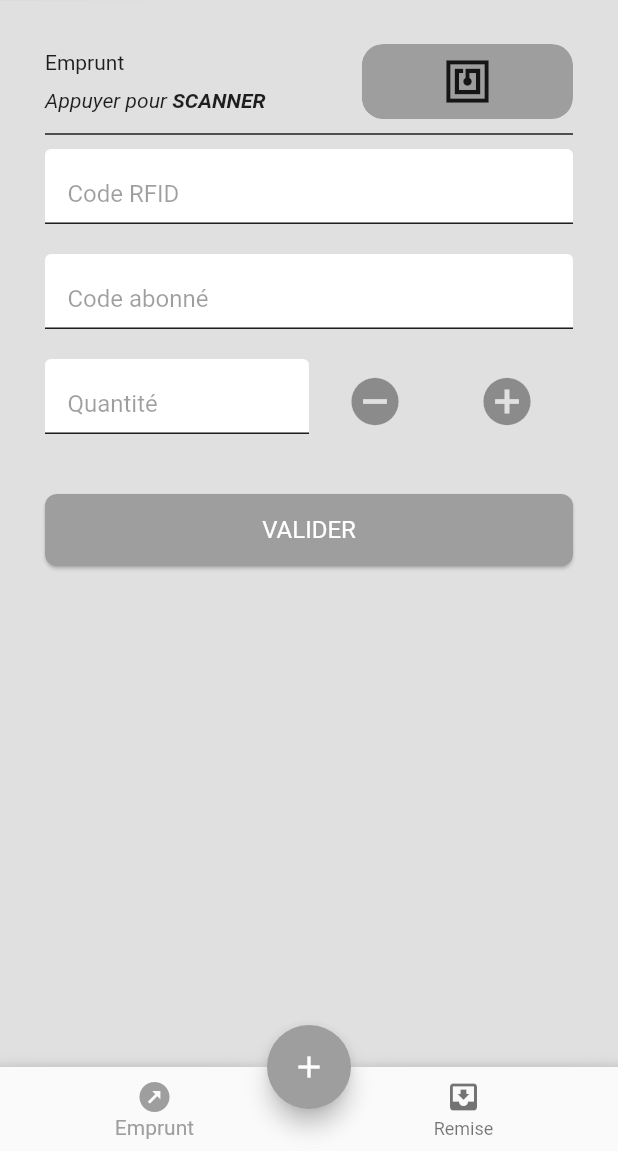
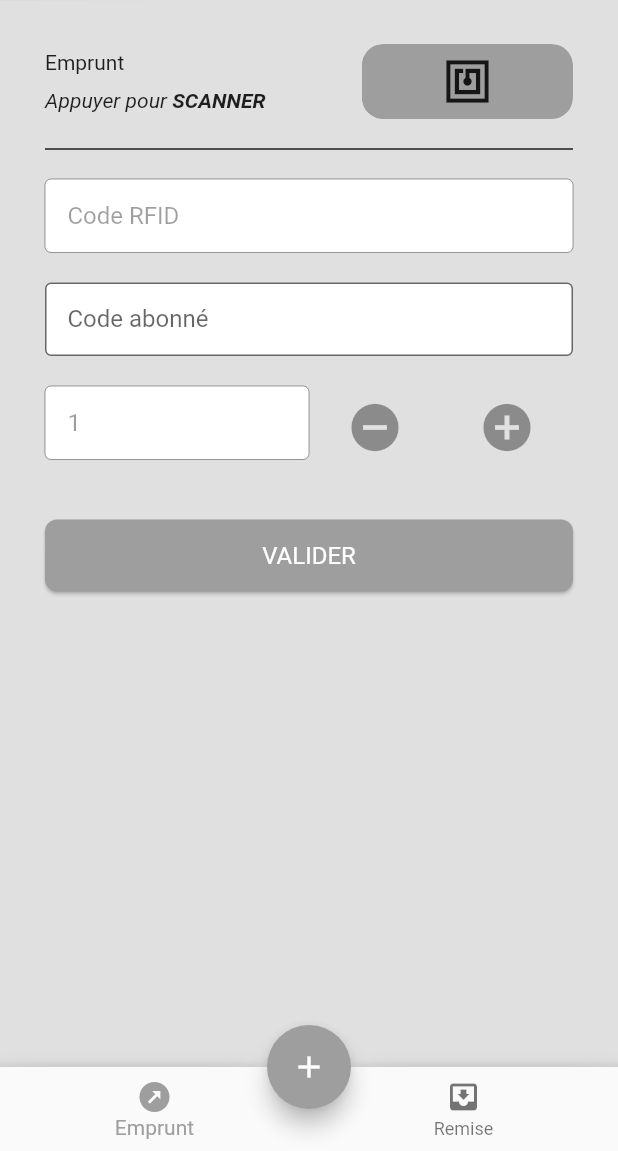
Before and after one commit to chizakasipascal/vitabu-mobile, a Flutter app: the HomeScreen screen opened by its route, after a tap on the "add circle" icon, on a phone screen of 412 x 824 dp, the part 85-1236 px from its top. Run offline on Flutter 3.47's test engine with Material 2 defaults, Android fonts, the phone set to English and light mode, and no system bars; our stand-ins replace bloc, dio, equatable, flutter_bloc, flutter_typeahead, fluttertoast and 1 more; missing offline and left inert: flutter_nfc_reader; network calls fail.

Commit message:
Intégration view emprunt

```diff
--- a/lib/main.dart
+++ b/lib/main.dart
@@ -3,7 +3,6 @@ import 'package:flutter_bloc/flutter_bloc.dart';
 
 import 'src/app.dart';
 import 'src/bloc/emprunt/emprunt_bloc.dart';
-import 'src/bloc/scan/scan_bloc.dart';
 
 /// Obeserver d'état des blocs dans l'application
 class SimpleBlocObserver extends BlocObserver {
@@ -37,9 +36,6 @@ void main() async {
     runApp(
       MultiBlocProvider(
         providers: [
-          BlocProvider<ScanBloc>(
-            create: (context) => ScanBloc(),
-          ),
           BlocProvider<EmpruntBloc>(
             create: (context) => EmpruntBloc(),
           ),
--- a/lib/src/bloc/emprunt/emprunt_bloc.dart
+++ b/lib/src/bloc/emprunt/emprunt_bloc.dart
@@ -3,7 +3,7 @@ import 'dart:async';
 import 'package:bloc/bloc.dart';
 import 'package:equatable/equatable.dart';
 import 'package:meta/meta.dart';
-import 'package:vitabu/src/data/network/api/api_repository.dart';
+import 'package:vitabu/src/data/api/api_repository.dart';
 import 'package:vitabu/src/models/diagnostic/diagnostic.dart';
 import 'package:vitabu/src/models/emprunt/emprunt_body.dart';
 import 'package:vitabu/src/models/mouvement/mouvement.dart';
--- a/lib/src/bloc/scan/scan_event.dart
+++ /dev/null
@@ -1,12 +0,0 @@
-part of 'scan_bloc.dart';
-
-abstract class ScanEvent extends Equatable {
-  const ScanEvent();
-
-  @override
-  List<Object> get props => [];
-}
-
-class StartScan extends ScanEvent {}
-
-class StopScan extends ScanEvent {}
--- a/lib/src/bloc/scan/scan_state.dart
+++ /dev/null
@@ -1,27 +0,0 @@
-part of 'scan_bloc.dart';
-
-abstract class ScanState extends Equatable {
-  const ScanState();
-
-  @override
-  List<Object> get props => [];
-}
-
-class ScanInitial extends ScanState {}
-
-class ScanInProgress extends ScanState {}
-
-class ScanReading extends ScanState {
-  final String content;
-
-  ScanReading({@required this.content});
-
-  @override
-  List<Object> get props => [content];
-}
-
-class ScanPending extends ScanState {}
-
-class ScanStopped extends ScanState {}
-
-class ScanError extends ScanState {}
--- a/lib/src/data/network/api/api_provider.dart
+++ b/lib/src/data/api/api_provider.dart
@@ -1,5 +1,6 @@
 import 'package:dio/dio.dart';
-import 'package:vitabu/src/data/network/dio/dio_client.dart';
+import 'package:vitabu/src/data/dio/dio_client.dart';
+import 'package:vitabu/src/models/abonne/list_abonne.dart';
 import 'package:vitabu/src/models/diagnostic/diagnostic.dart';
 import 'package:vitabu/src/models/emprunt/emprunt_body.dart';
 import 'package:vitabu/src/models/mouvement/mouvement.dart';
@@ -47,4 +48,22 @@ class ApiProvider {
       throw e;
     }
   }
+
+  Future<ListAbonne> getAbonnes() async {
+    try {
+      final result = await _dioClient.get(
+        EndPoint.emprunt,
+        options: Options(
+          contentType: Headers.jsonContentType,
+          headers: {
+            "Accept": "application/json",
+          },
+        ),
+      );
+      return ListAbonne.fromJson(result);
+    } catch (e) {
+      print("ERROR getAbonnes : ${e.toString()}");
+      throw e;
+    }
+  }
 }
--- a/lib/src/data/network/api/api_repository.dart
+++ b/lib/src/data/api/api_repository.dart
@@ -1,5 +1,6 @@
 import 'package:dio/dio.dart';
-import 'package:vitabu/src/data/network/dio/dio_client.dart';
+import 'package:vitabu/src/data/dio/dio_client.dart';
+import 'package:vitabu/src/models/abonne/list_abonne.dart';
 import 'package:vitabu/src/models/diagnostic/diagnostic.dart';
 import 'package:vitabu/src/models/emprunt/emprunt_body.dart';
 import 'package:vitabu/src/models/mouvement/mouvement.dart';
@@ -14,4 +15,6 @@ class ApiRepository {
 
   Future<Diagnostic> postEmprunt(EmpruntBody body) =>
       _apiProvider.postEmprunt(body);
+
+  Future<ListAbonne> getAbonnes() => _apiProvider.getAbonnes();
 }
--- a/lib/src/models/abonne/abonne.dart
+++ b/lib/src/models/abonne/abonne.dart
@@ -3,7 +3,7 @@ class Abonne {
   String nom;
   String postnom;
   String prenom;
-  int montant;
+  double montant;
 
   Abonne({this.numero, this.nom, this.postnom, this.prenom, this.montant});
 
--- a/lib/src/views/screens/acquisition.dart
+++ b/lib/src/views/screens/acquisition.dart
@@ -5,6 +5,11 @@ import 'package:vitabu/src/views/widgets/text_box.dart';
 
 class AcquisitionScreen extends StatefulWidget {
   const AcquisitionScreen({Key key}) : super(key: key);
+
+  /*if (_code.text.isNotEmpty) {
+          BlocProvider.of<EmpruntBloc>(context)
+              .add(LoadCodeEmprunt(code: _code.text.toString()));
+        }*/
 
   @override
   _AcquisitionScreenState createState() => _AcquisitionScreenState();
--- a/lib/src/views/screens/emprunt.dart
+++ b/lib/src/views/screens/emprunt.dart
@@ -1,8 +1,11 @@
 import 'package:flutter/material.dart';
-import 'package:flutter_bloc/flutter_bloc.dart';
 import 'package:flutter_nfc_reader/flutter_nfc_reader.dart';
-import 'package:vitabu/src/bloc/emprunt/emprunt_bloc.dart';
-import 'package:vitabu/src/bloc/scan/scan_bloc.dart';
+import 'package:flutter_typeahead/flutter_typeahead.dart';
+import 'package:fluttertoast/fluttertoast.dart';
+import 'package:modal_progress_hud/modal_progress_hud.dart';
+import 'package:vitabu/src/data/api/api_repository.dart';
+import 'package:vitabu/src/models/abonne/abonne.dart';
+import 'package:vitabu/src/models/emprunt/emprunt_body.dart';
 import 'package:vitabu/src/views/widgets/button.dart';
 import 'package:vitabu/src/views/widgets/scan_button.dart';
 import 'package:vitabu/src/views/widgets/text_box.dart';
@@ -15,35 +18,16 @@ class EmpruntScreen extends StatefulWidget {
 }
 
 class _EmpruntScreenState extends State<EmpruntScreen> {
+  final GlobalKey<FormState> _formKey = GlobalKey<FormState>();
+
   TextEditingController _code = TextEditingController();
   TextEditingController _quantite = TextEditingController();
   TextEditingController _refAbonne = TextEditingController();
 
-  var codeNFC;
-  var mvt;
+  ApiRepository _api = ApiRepository();
 
-  final List _numberList = ["Number 1", "Number 2", "Number 3", "Number 4"];
-  List<DropdownMenuItem<String>> _dropDownMenuItems;
-  String _currentNumber;
-
-  List<DropdownMenuItem<String>> getDropDownMenuItems() {
-    List<DropdownMenuItem<String>> items = List();
-    for (String number in _numberList) {
-      items.add(
-        DropdownMenuItem(
-          value: number,
-          child: Text(number),
-        ),
-      );
-    }
-    return items;
-  }
-
-  void _changedDropDownItem(String selectedNumber) {
-    setState(() {
-      _currentNumber = selectedNumber;
-    });
-  }
+  var _listAbonnes;
+  var _asyncCall = false;
 
   void stopNFC() {
     FlutterNfcReader.stop().then((response) {
@@ -51,48 +35,100 @@ class _EmpruntScreenState extends State<EmpruntScreen> {
     });
   }
 
+  void _clearFields() {
+    _code.clear();
+    _refAbonne.clear();
+    _quantite.clear();
+  }
+
   void readNFC() {
+    Fluttertoast.showToast(
+      msg: "Scan en cours ...",
+      toastLength: Toast.LENGTH_LONG,
+      gravity: ToastGravity.CENTER,
+      backgroundColor: Colors.black38,
+      textColor: Colors.black,
+      fontSize: 16.0,
+    );
+
+    _clearFields();
+
     FlutterNfcReader.read().then((onData) {
       print("XXXXXXXXXXXXXXXXXXXXXXXX ID : ${onData.id.toString()}");
       print("XXXXXXXXXXXXXXXXXXXXXXXX CONTENT : ${onData.content.toString()}");
       print("XXXXXXXXXXXXXXXXXXXXXXXX STATUS : ${onData.status.toString()}");
+
+      setState(() {
+        _code.text = onData.id.toString();
       });
+    });
+  }
+
+  void _saveEmprunt() {
+    if (_formKey.currentState.validate()) {
+      Future.delayed(Duration(seconds: 2)).then((value) {
+        _api
+            .postEmprunt(
+          EmpruntBody(
+            quantite: int.parse(_quantite.text),
+            refAbonne: int.parse(_refAbonne.text),
+            refOuvrage: _code.text,
+          ),
+        )
+            .then(
+          (value) {
+            Fluttertoast.showToast(
+              msg: value.message,
+              toastLength: Toast.LENGTH_LONG,
+              gravity: ToastGravity.CENTER,
+              backgroundColor: Colors.black38,
+              textColor: Colors.black,
+              fontSize: 16.0,
+            );
+            setState(() {
+              _asyncCall = false;
+              _clearFields();
+            });
+          },
+        );
+      });
+    }
+  }
+
+  List<Abonne> _getSuggestions(String query) {
+    List<Abonne> matches = List<Abonne>();
+    matches.addAll(_listAbonnes);
+    matches.retainWhere((e) =>
+        (e.nom.toLowerCase().contains(query.toLowerCase()) ||
+            e.postnom.toLowerCase().contains(query.toLowerCase())));
+    return matches;
+  }
+
+  @override
+  void initState() {
+    super.initState();
+    _api.getAbonnes().then((value) => _listAbonnes = value.abonnes);
   }
 
   @override
   Widget build(BuildContext context) {
-    return MultiBlocListener(
-      listeners: [
-        BlocListener(
-          cubit: BlocProvider.of<ScanBloc>(context),
-          listener: (context, state) {
-            if (state is ScanReading) {
-              codeNFC = state.content;
-              setState(() {
-                _code.text = codeNFC;
-              });
-            }
-          },
+    return ModalProgressHUD(
+      inAsyncCall: _asyncCall,
+      progressIndicator: CircularProgressIndicator(
+        backgroundColor: Colors.black54,
       ),
-      ],
       child: Container(
+        child: Form(
+          key: _formKey,
           child: ListView(
             padding: const EdgeInsets.fromLTRB(30, 30, 30, 10),
             children: [
-            BlocBuilder<ScanBloc, ScanState>(
-              cubit: BlocProvider.of<ScanBloc>(context),
-              builder: (context, state) {
-                return ScanButton(
+              ScanButton(
                 caption: "Emprunt",
-                  onTap: () {
-                    print("START SCANNNNNIING");
-                    BlocProvider.of<ScanBloc>(context).add(StartScan());
-                  },
-                );
-              },
+                onTap: () => readNFC(),
               ),
               SizedBox(
-              height: 20,
+                height: 40,
                 child: Center(
                   child: Container(
                     height: 1,
@@ -105,66 +141,41 @@ class _EmpruntScreenState extends State<EmpruntScreen> {
                   "Code RFID",
                   enable: false,
                   controller: _code,
-              ),
-            ),
-            SizedBox(
-              height: 1,
-              child: Center(
-                child: Container(
-                  height: 1,
-                  color: Theme.of(context).cursorColor,
-                ),
+                  validator: (x) =>
+                      x.isEmpty || x == null ? "Le code ouvrage vide" : null,
                 ),
               ),
               SizedBox(height: 20),
-            /*Container(
-            padding: const EdgeInsets.symmetric(horizontal: 10.0),
-            decoration: BoxDecoration(
-              borderRadius: BorderRadius.circular(5.0),
-              border: Border.all(
-                color: Colors.black54,
-                style: BorderStyle.solid,
-                width: 0.80,
+              SizedBox(
+                child: TypeAheadFormField(
+                  textFieldConfiguration: TextFieldConfiguration(
+                    controller: _refAbonne,
+                    decoration: InputDecoration(
+                      filled: true,
+                      fillColor: Colors.white,
+                      contentPadding:
+                          const EdgeInsets.fromLTRB(15.0, 20.0, 15.0, 10.0),
+                      labelText: "Code abonné",
+                      border: OutlineInputBorder(),
                     ),
                   ),
-            child: DropdownButton(
-              disabledHint: const Text("Numéro abonné"),
-              isExpanded: true,
-              value: _currentNumber,
-              items: _dropDownMenuItems,
-              onChanged: _changedDropDownItem,
-            ),
-          ),*/
-            BlocBuilder<EmpruntBloc, EmpruntState>(
-              cubit: BlocProvider.of<EmpruntBloc>(context)
-                ..add(LoadCodeEmprunt(code: codeNFC)),
-              builder: (context, state) {
-                /*if (state is EmpruntReady) {
-                  mvt = state.mvt;
-                  setState(() {
-                    _refAbonne.text = state.mvt.reference;
-                  });
-                }*/
-
-                if (true) {}
-
-                return SizedBox(
-                  child: buildTextBox(
-                    "Code abonné",
-                    enable: false,
-                    controller: _refAbonne,
-                    onChanged: (text) {},
-                  ),
+                  suggestionsCallback: (pattern) {
+                    return _getSuggestions(pattern);
+                  },
+                  itemBuilder: (context, suggestion) {
+                    return ListTile(
+                      title: Text("${suggestion.numero} ${suggestion.nom} "
+                          "${suggestion.postnom}"),
                     );
                   },
-            ),
-            SizedBox(
-              height: 1,
-              child: Center(
-                child: Container(
-                  height: 1,
-                  color: Theme.of(context).cursorColor,
-                ),
+                  transitionBuilder: (context, suggestionsBox, controller) {
+                    return suggestionsBox;
+                  },
+                  onSuggestionSelected: (suggestion) {
+                    this._refAbonne.text = suggestion.numero;
+                  },
+                  validator: (x) =>
+                      x.isEmpty || x == null ? "Le code abonné vide" : null,
                 ),
               ),
               SizedBox(height: 20),
@@ -179,15 +190,9 @@ class _EmpruntScreenState extends State<EmpruntScreen> {
                           "Quantité",
                           enable: false,
                           controller: _quantite,
-                      ),
-                      SizedBox(
-                        height: 1,
-                        child: Center(
-                          child: Container(
-                            height: 1,
-                            color: Theme.of(context).cursorColor,
-                          ),
-                        ),
+                          validator: (x) => x.isEmpty || x == null
+                              ? "Le quantité vide"
+                              : null,
                         ),
                       ],
                     ),
@@ -218,7 +223,7 @@ class _EmpruntScreenState extends State<EmpruntScreen> {
                       ),
                       onPressed: () {
                         setState(() {
-                        if (_quantite.text.isNotEmpty)
+                          if (_quantite.text.isEmpty)
                             _quantite.text = "1";
                           else if (int.parse(_quantite.text) >= 1) {
                             _quantite.text =
@@ -233,9 +238,15 @@ class _EmpruntScreenState extends State<EmpruntScreen> {
               SizedBox(height: 40),
               Button(
                 caption: "VALIDER",
-              onPressed: () {},
+                onPressed: () {
+                  setState(() {
+                    _asyncCall = true;
+                  });
+                  _saveEmprunt();
+                },
               ),
             ],
+          ),
         ),
       ),
     );
--- a/lib/src/views/widgets/text_box.dart
+++ b/lib/src/views/widgets/text_box.dart
@@ -32,6 +32,7 @@ Widget buildTextBox(String hint,
       hintText: hint,
       prefixIcon: icon,
       suffixIcon: suffixIcon,
+      border: OutlineInputBorder(),
     ),
     onChanged: onChanged,
     validator: validator,
--- a/pubspec.yaml
+++ b/pubspec.yaml
@@ -18,6 +18,7 @@ dependencies:
   flutter_launcher_icons: ^0.8.1
   package_info: ^0.4.3
   equatable: ^1.2.5
+  flutter_typeahead: ^1.8.8
 
 dev_dependencies:
   flutter_test:
```
Also changed, not shown: lib/src/bloc/scan/scan_bloc.dart (deleted, +0 -48 lines), lib/src/data/dio/dio_client.dart (renamed from lib/src/data/network/dio/dio_client.dart), lib/src/data/dio/dio_interceptors.dart (renamed from lib/src/data/network/dio/dio_interceptors.dart), lib/src/data/endpoint.dart (renamed from lib/src/data/network/endpoint.dart), lib/src/data/network_exception.dart (renamed from lib/src/data/network/network_exception.dart), pubspec.lock, 1 other file. Lines whose indentation alone changed are shown as unchanged.
